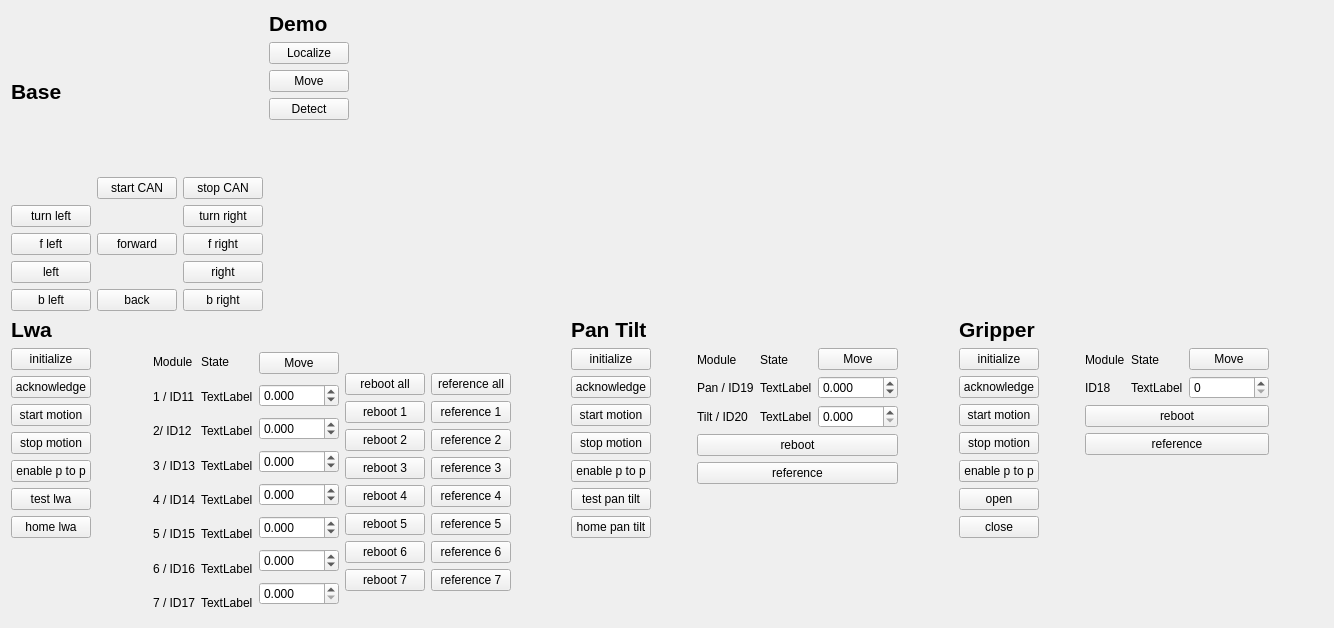
Old version of the form omnirob_robin_rqt/resource/OmnirobDashboard.ui in the repository robinJKU/omnirob_robin.
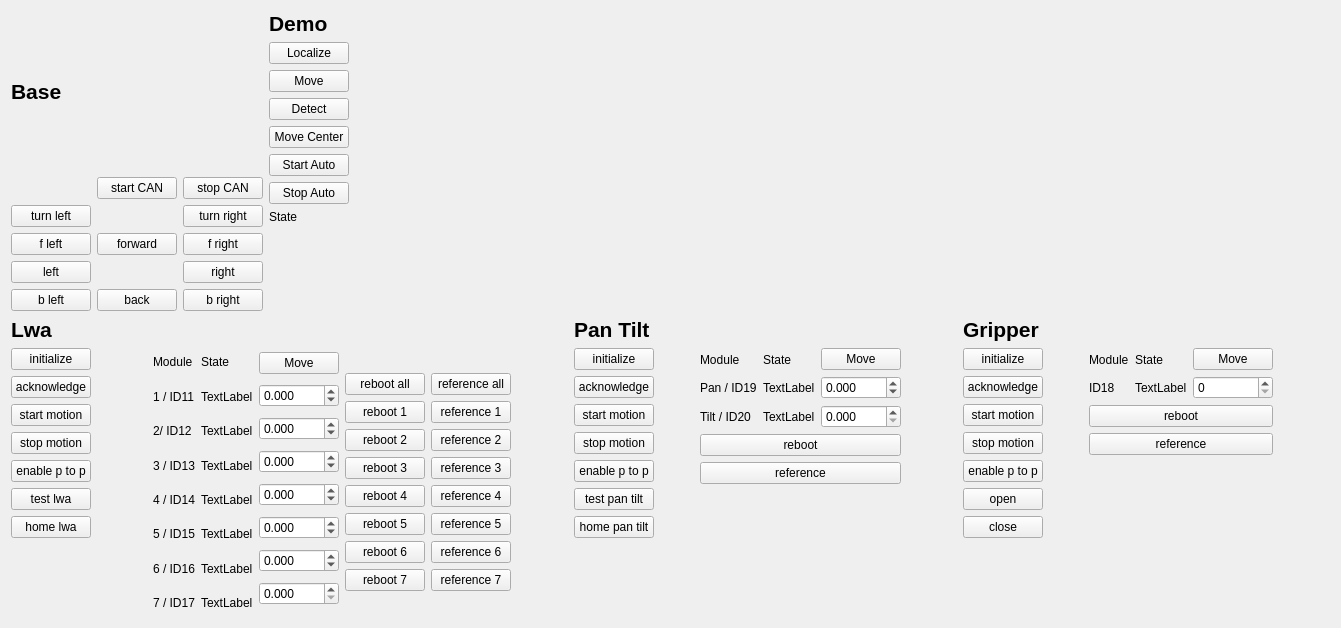
New version of the form.

Commit message: Ui and keyboard_teleop updates for new demos

What changed in the file:
```diff
--- a/omnirob_robin_rqt/resource/OmnirobDashboard.ui
+++ b/omnirob_robin_rqt/resource/OmnirobDashboard.ui
@@ -6,7 +6,7 @@
    <rect>
     <x>0</x>
     <y>0</y>
-    <width>1334</width>
+    <width>1341</width>
     <height>628</height>
    </rect>
   </property>
@@ -159,6 +159,34 @@
          </property>
         </widget>
        </item>
+       <item>
+        <widget class="QPushButton" name="demo_move_center">
+         <property name="text">
+          <string>Move Center</string>
+         </property>
+        </widget>
+       </item>
+       <item>
+        <widget class="QPushButton" name="demo_start_auto">
+         <property name="text">
+          <string>Start Auto</string>
+         </property>
+        </widget>
+       </item>
+       <item>
+        <widget class="QPushButton" name="demo_stop_auto">
+         <property name="text">
+          <string>Stop Auto</string>
+         </property>
+        </widget>
+       </item>
+       <item>
+        <widget class="QLabel" name="auto_timer">
+         <property name="text">
+          <string>State</string>
+         </property>
+        </widget>
+       </item>
        <item>
         <spacer name="verticalSpacer_3">
          <property name="orientation">
```
The commit also changes 2 other files.
